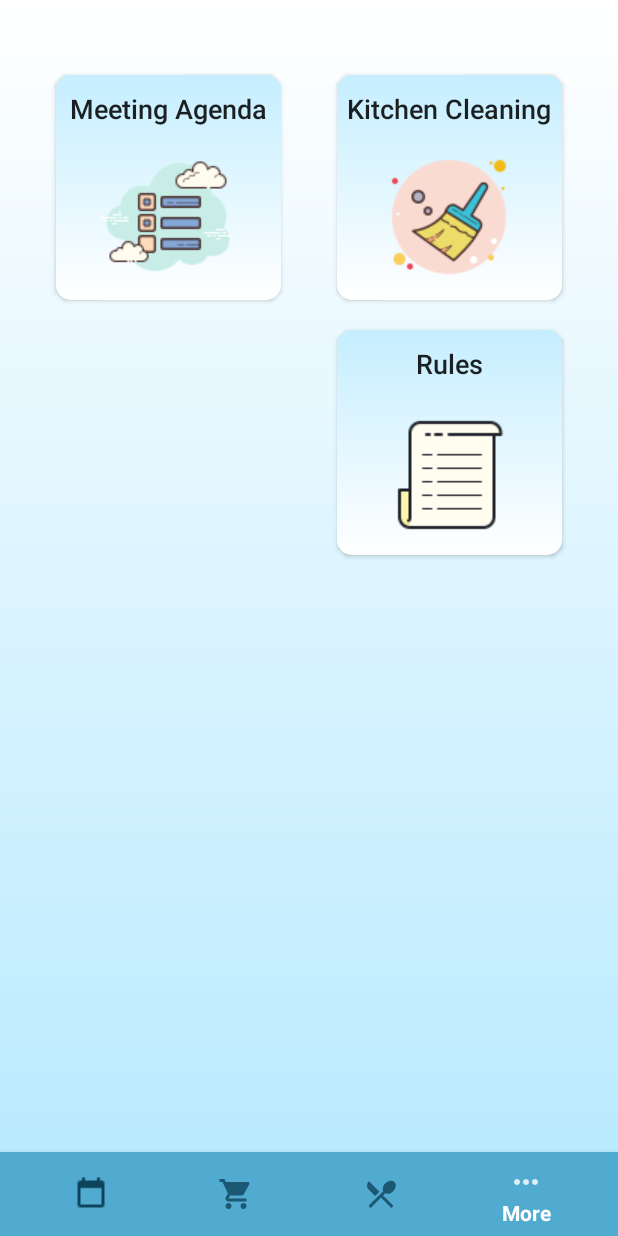
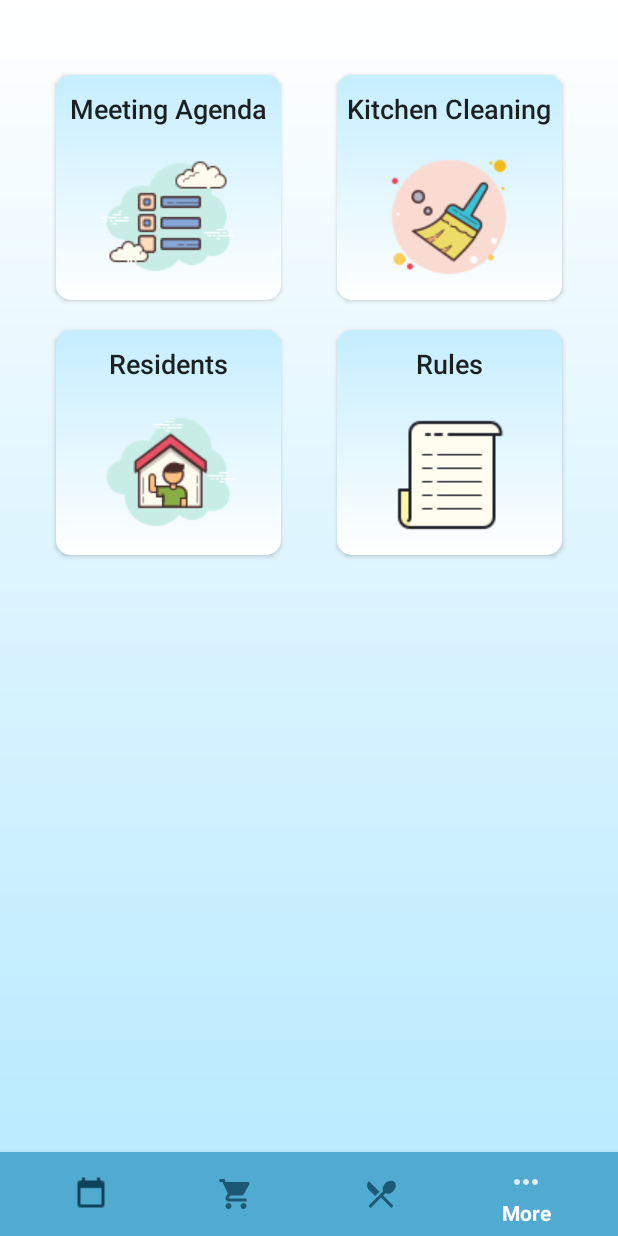
Before and after one commit to Joesofine/Dormcuments, an Android app: the MoreFragment screen opened through its navigation route, on a phone screen of 412 x 824 dp. Run offline under Robolectric (Android 15) with nearby library versions, the phone set to English and light mode, and no system bars; our stand-ins replace navigation-ui.

Commit message:
residents button

```diff
--- a/app/src/main/res/layout/fragment_more.xml
+++ b/app/src/main/res/layout/fragment_more.xml
@@ -4,6 +4,23 @@
     xmlns:tools="http://schemas.android.com/tools"
     android:layout_width="match_parent"
     android:layout_height="match_parent">
+
+    <Button
+        android:id="@+id/residents_button"
+        android:layout_width="150dp"
+        android:layout_height="150dp"
+        android:background="@drawable/more_button"
+        android:drawableBottom="@drawable/residents_icon"
+        android:drawablePadding="0dp"
+        android:elevation="10dp"
+        android:paddingBottom="5dp"
+        android:text="Residents"
+        android:textAllCaps="false"
+        android:textSize="18sp"
+        app:layout_constraintEnd_toEndOf="@+id/meeting_button"
+        app:layout_constraintHorizontal_bias="0.5"
+        app:layout_constraintStart_toStartOf="@+id/meeting_button"
+        app:layout_constraintTop_toTopOf="@+id/rules_button" />
 
     <Button
         android:id="@+id/meeting_button"
```
Also changed, not shown: app/src/main/res/drawable/residents_icon.png (added).
